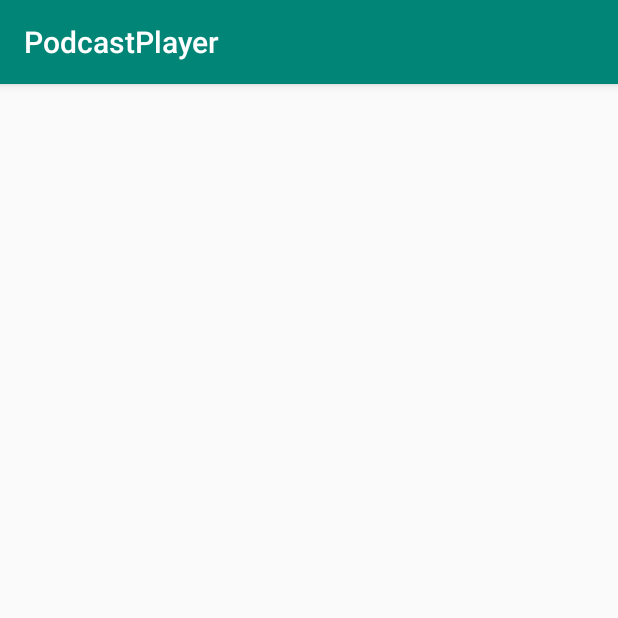
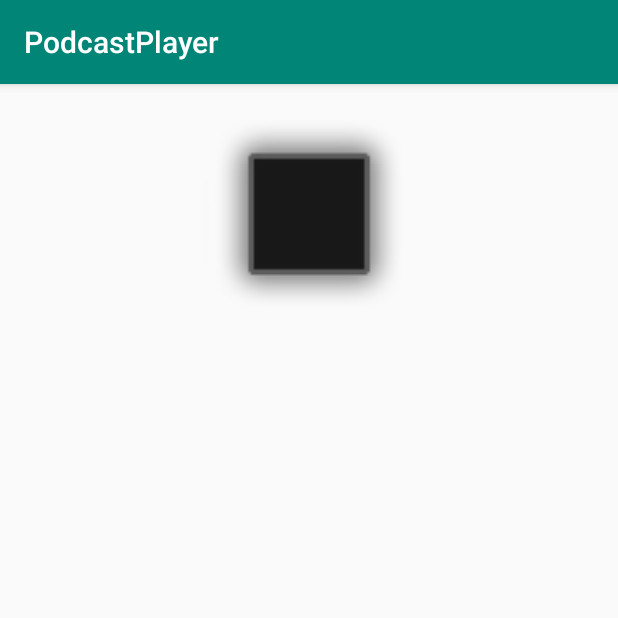
Before and after one commit to if710/2019-2-exercicio-2-podcast-joaoaab, an Android app: the EpisodeDetailActivity screen opened directly, with no data from a screen before it, on a phone screen of 412 x 824 dp, the top half of it. Run offline under Robolectric (Android 15) with nearby library versions, the phone set to English and light mode, and no system bars.

Commit message:
feat(all): adds feature to retrieve a entire feed and then present it on the screen using recycle view

```diff
--- a/PodcastPlayer/app/build.gradle
+++ b/PodcastPlayer/app/build.gradle
@@ -29,6 +29,8 @@ dependencies {
     implementation 'androidx.appcompat:appcompat:1.0.2'
     implementation 'androidx.core:core-ktx:1.0.2'
     implementation 'androidx.constraintlayout:constraintlayout:1.1.3'
+    implementation "org.jetbrains.anko:anko:0.10.8"
+    implementation 'androidx.recyclerview:recyclerview:1.1.0-beta04'
     testImplementation 'junit:junit:4.12'
     androidTestImplementation 'androidx.test:runner:1.1.1'
     androidTestImplementation 'androidx.test.espresso:espresso-core:3.1.1'
--- a/PodcastPlayer/app/src/main/AndroidManifest.xml
+++ b/PodcastPlayer/app/src/main/AndroidManifest.xml
@@ -1,14 +1,18 @@
 <?xml version="1.0" encoding="utf-8"?>
 <manifest xmlns:android="http://schemas.android.com/apk/res/android"
+    xmlns:tools="http://schemas.android.com/tools"
     package="br.ufpe.cin.android.podcast">
 
+    <uses-permission android:name="android.permission.INTERNET"/>
     <application
         android:allowBackup="true"
         android:icon="@mipmap/ic_launcher"
         android:label="@string/app_name"
         android:roundIcon="@mipmap/ic_launcher_round"
         android:supportsRtl="true"
-        android:theme="@style/AppTheme">
+        android:networkSecurityConfig="@xml/network_security_config"
+        android:theme="@style/AppTheme"
+        tools:ignore="GoogleAppIndexingWarning">
         <activity android:name=".EpisodeDetailActivity"></activity>
         <activity android:name=".MainActivity">
             <intent-filter>
--- a/PodcastPlayer/app/src/main/java/br/ufpe/cin/android/podcast/EpisodeDetailActivity.kt
+++ b/PodcastPlayer/app/src/main/java/br/ufpe/cin/android/podcast/EpisodeDetailActivity.kt
@@ -2,11 +2,16 @@ package br.ufpe.cin.android.podcast
 
 import androidx.appcompat.app.AppCompatActivity
 import android.os.Bundle
+import kotlinx.android.synthetic.main.activity_episode_detail.*
 
 class EpisodeDetailActivity : AppCompatActivity() {
 
     override fun onCreate(savedInstanceState: Bundle?) {
         super.onCreate(savedInstanceState)
         setContentView(R.layout.activity_episode_detail)
+
+        episode_title.text = intent.getStringExtra("episode_title")
+
+        episode_pubdate.text = intent.getStringExtra("episdoe_pub_date")
     }
 }
--- a/PodcastPlayer/app/src/main/res/layout/activity_episode_detail.xml
+++ b/PodcastPlayer/app/src/main/res/layout/activity_episode_detail.xml
@@ -6,4 +6,47 @@
     android:layout_height="match_parent"
     tools:context=".EpisodeDetailActivity">
 
+    <TextView
+        android:id="@+id/episode_title"
+        android:layout_width="wrap_content"
+        android:layout_height="wrap_content"
+        android:layout_marginStart="8dp"
+        android:layout_marginEnd="8dp"
+        app:layout_constraintEnd_toEndOf="parent"
+        app:layout_constraintHorizontal_bias="0.501"
+        app:layout_constraintStart_toStartOf="parent"
+        app:layout_constraintTop_toBottomOf="@+id/episode_image" />
+
+    <TextView
+        android:id="@+id/episode_pubdate"
+        android:layout_width="wrap_content"
+        android:layout_height="wrap_content"
+        android:layout_marginStart="8dp"
+        android:layout_marginEnd="8dp"
+        app:layout_constraintEnd_toEndOf="parent"
+        app:layout_constraintStart_toStartOf="parent"
+        app:layout_constraintTop_toBottomOf="@+id/episode_description" />
+
+    <ImageView
+        android:id="@+id/episode_image"
+        android:layout_width="160dp"
+        android:layout_height="140dp"
+        android:layout_marginStart="8dp"
+        android:layout_marginTop="24dp"
+        android:layout_marginEnd="8dp"
+        app:layout_constraintEnd_toEndOf="parent"
+        app:layout_constraintStart_toStartOf="parent"
+        app:layout_constraintTop_toTopOf="parent"
+        app:srcCompat="@android:drawable/alert_dark_frame" />
+
+    <TextView
+        android:id="@+id/episode_description"
+        android:layout_width="wrap_content"
+        android:layout_height="wrap_content"
+        android:layout_marginStart="8dp"
+        android:layout_marginTop="16dp"
+        android:layout_marginEnd="8dp"
+        app:layout_constraintEnd_toEndOf="parent"
+        app:layout_constraintStart_toStartOf="parent"
+        app:layout_constraintTop_toBottomOf="@+id/episode_title" />
 </androidx.constraintlayout.widget.ConstraintLayout>
--- a/PodcastPlayer/app/src/main/res/values/strings.xml
+++ b/PodcastPlayer/app/src/main/res/values/strings.xml
@@ -1,3 +1,4 @@
 <resources>
     <string name="app_name">PodcastPlayer</string>
+    <string name="action_download">Download</string>
 </resources>
--- /dev/null
+++ b/PodcastPlayer/app/src/main/res/xml/network_security_config.xml
@@ -0,0 +1,4 @@
+<?xml version="1.0" encoding="utf-8"?>
+<network-security-config>
+    <base-config cleartextTrafficPermitted="true" />
+</network-security-config>
--- /dev/null
+++ b/build.gradle
@@ -0,0 +1 @@
+// Top-level build file where you can add configuration options common to all sub-projects/modules.
```
Also changed, not shown: PodcastPlayer/app/src/main/java/br/ufpe/cin/android/podcast/Adapters/FeedItemAdapter.kt (added, +30 -0 lines), PodcastPlayer/app/src/main/java/br/ufpe/cin/android/podcast/Adapters/Holders/FeedItemHolder.kt (added, +45 -0 lines), PodcastPlayer/app/src/main/java/br/ufpe/cin/android/podcast/MainActivity.kt (+24 -0 lines), PodcastPlayer/app/src/main/java/br/ufpe/cin/android/podcast/Parser.kt (+6 -2 lines), PodcastPlayer/app/src/main/res/layout/activity_main.xml (+4 -8 lines), 3 other files.
